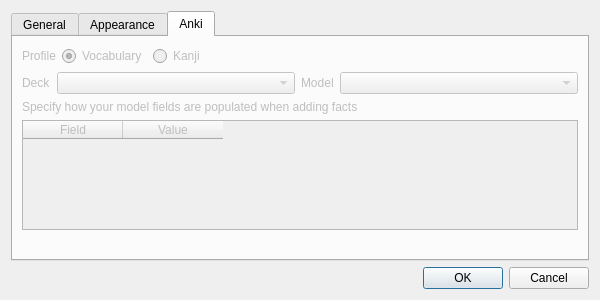
Before: the Qt Designer form ui/preferences.ui in FooSoft/yomichan-anki, drawn with Qt 5.
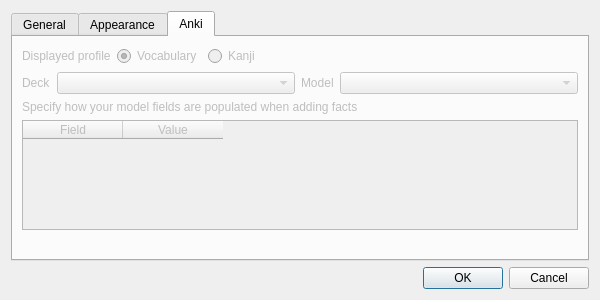
After: the same form once the commit is applied. The open tabs and pages were chosen to show the change.

Diff of the .ui file:
```diff
--- a/ui/preferences.ui
+++ b/ui/preferences.ui
@@ -161,7 +161,7 @@
          <item>
           <widget class="QLabel" name="label">
            <property name="text">
-            <string>Profile</string>
+            <string>Displayed profile</string>
            </property>
           </widget>
          </item>
```
